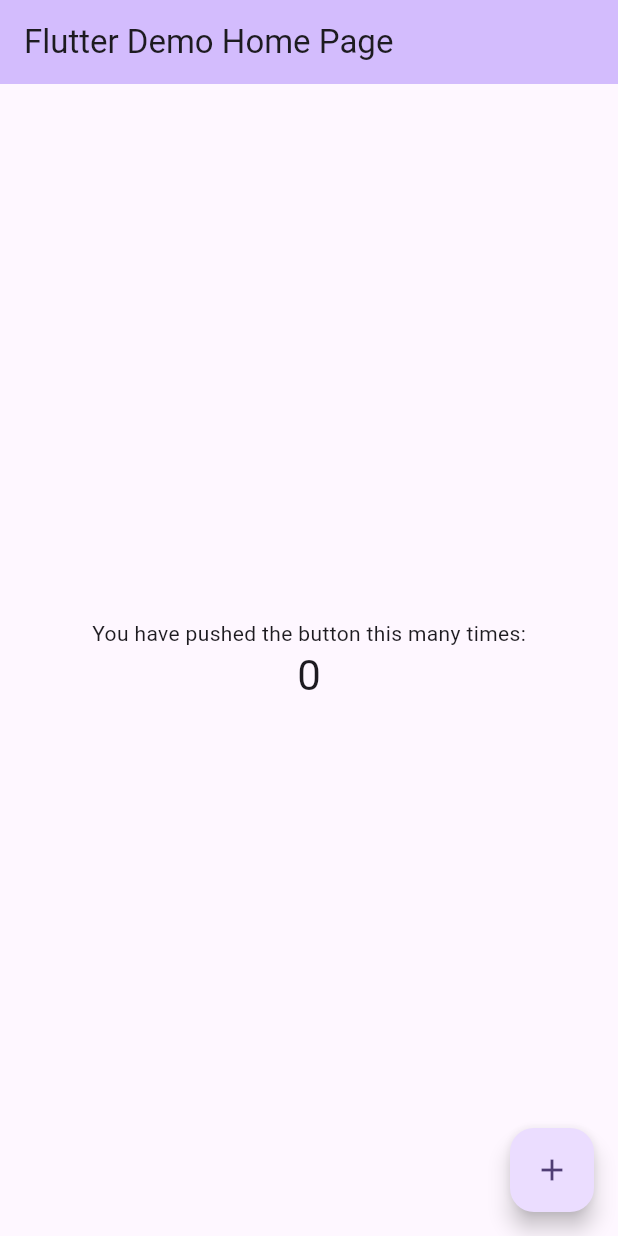
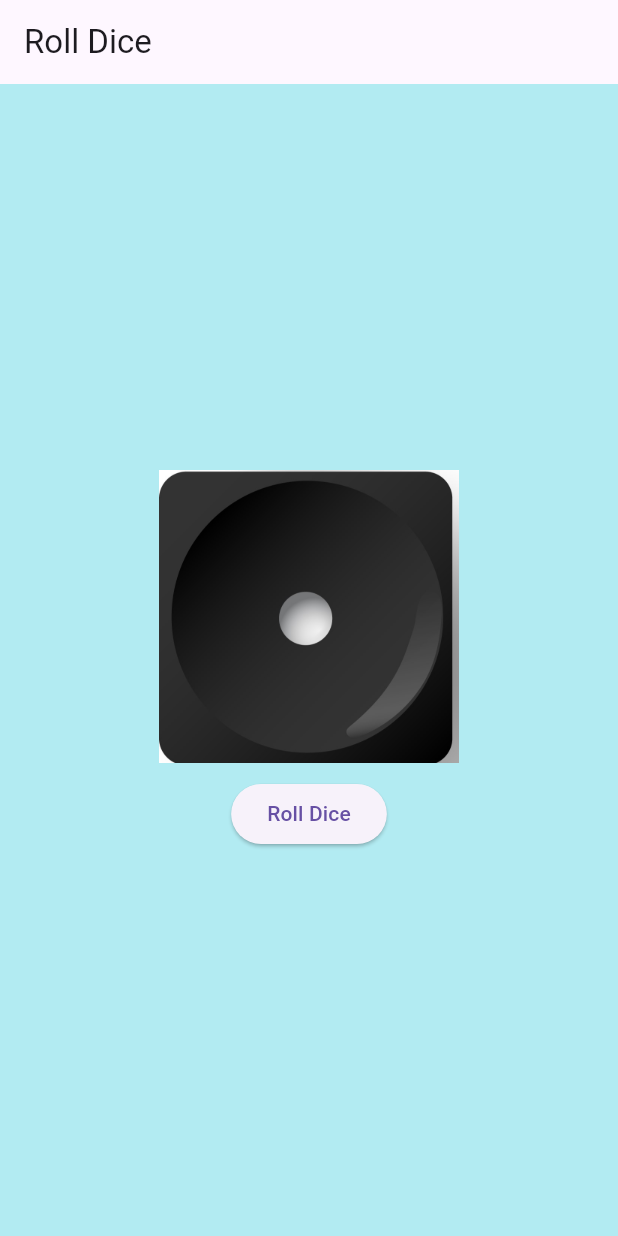
Before and after one commit to Dikshant005/roll_dice_app, a Flutter app: the screen it shows after launch, on a phone screen of 412 x 824 dp. Run offline on Flutter 3.47's test engine with Material 3 defaults, Android fonts, the phone set to English and light mode, and no system bars.

Commit message:
completed the app

```diff
--- a/flutter_app_1/lib/main.dart
+++ b/flutter_app_1/lib/main.dart
@@ -1,125 +1,50 @@
+import 'dart:math';
 import 'package:flutter/material.dart';
 
 void main() {
-  runApp(const MyApp());
+  runApp(const RollDice());
 }
 
-class MyApp extends StatelessWidget {
-  const MyApp({super.key});
+class RollDice extends StatefulWidget {
+  const RollDice({super.key});
 
-  // This widget is the root of your application.
   @override
-  Widget build(BuildContext context) {
-    return MaterialApp(
-      title: 'Flutter Demo',
-      theme: ThemeData(
-        // This is the theme of your application.
-        //
-        // TRY THIS: Try running your application with "flutter run". You'll see
-        // the application has a purple toolbar. Then, without quitting the app,
-        // try changing the seedColor in the colorScheme below to Colors.green
-        // and then invoke "hot reload" (save your changes or press the "hot
-        // reload" button in a Flutter-supported IDE, or press "r" if you used
-        // the command line to start the app).
-        //
-        // Notice that the counter didn't reset back to zero; the application
-        // state is not lost during the reload. To reset the state, use hot
-        // restart instead.
-        //
-        // This works for code too, not just values: Most code changes can be
-        // tested with just a hot reload.
-        colorScheme: ColorScheme.fromSeed(seedColor: Colors.deepPurple),
-        useMaterial3: true,
-      ),
-      home: const MyHomePage(title: 'Flutter Demo Home Page'),
-    );
-  }
+  State<RollDice> createState() => _RollDiceState();
 }
 
-class MyHomePage extends StatefulWidget {
-  const MyHomePage({super.key, required this.title});
+class _RollDiceState extends State<RollDice> {
+  int imageNumber = 1;
 
-  // This widget is the home page of your application. It is stateful, meaning
-  // that it has a State object (defined below) that contains fields that affect
-  // how it looks.
-
-  // This class is the configuration for the state. It holds the values (in this
-  // case the title) provided by the parent (in this case the App widget) and
-  // used by the build method of the State. Fields in a Widget subclass are
-  // always marked "final".
-
-  final String title;
-
-  @override
-  State<MyHomePage> createState() => _MyHomePageState();
-}
-
-class _MyHomePageState extends State<MyHomePage> {
-  int _counter = 0;
-
-  void _incrementCounter() {
+  void generateRandomNumber() {
     setState(() {
-      // This call to setState tells the Flutter framework that something has
-      // changed in this State, which causes it to rerun the build method below
-      // so that the display can reflect the updated values. If we changed
-      // _counter without calling setState(), then the build method would not be
-      // called again, and so nothing would appear to happen.
-      _counter++;
+      imageNumber = Random().nextInt(6) + 1; // Generate a random number between 1 and 6
     });
+    print(imageNumber);
   }
 
   @override
   Widget build(BuildContext context) {
-    // This method is rerun every time setState is called, for instance as done
-    // by the _incrementCounter method above.
-    //
-    // The Flutter framework has been optimized to make rerunning build methods
-    // fast, so that you can just rebuild anything that needs updating rather
-    // than having to individually change instances of widgets.
-    return Scaffold(
-      appBar: AppBar(
-        // TRY THIS: Try changing the color here to a specific color (to
-        // Colors.amber, perhaps?) and trigger a hot reload to see the AppBar
-        // change color while the other colors stay the same.
-        backgroundColor: Theme.of(context).colorScheme.inversePrimary,
-        // Here we take the value from the MyHomePage object that was created by
-        // the App.build method, and use it to set our appbar title.
-        title: Text(widget.title),
-      ),
-      body: Center(
-        // Center is a layout widget. It takes a single child and positions it
-        // in the middle of the parent.
-        child: Column(
-          // Column is also a layout widget. It takes a list of children and
-          // arranges them vertically. By default, it sizes itself to fit its
-          // children horizontally, and tries to be as tall as its parent.
-          //
-          // Column has various properties to control how it sizes itself and
-          // how it positions its children. Here we use mainAxisAlignment to
-          // center the children vertically; the main axis here is the vertical
-          // axis because Columns are vertical (the cross axis would be
-          // horizontal).
-          //
-          // TRY THIS: Invoke "debug painting" (choose the "Toggle Debug Paint"
-          // action in the IDE, or press "p" in the console), to see the
-          // wireframe for each widget.
-          mainAxisAlignment: MainAxisAlignment.center,
-          children: <Widget>[
-            const Text(
-              'You have pushed the button this many times:',
-            ),
-            Text(
-              '$_counter',
-              style: Theme.of(context).textTheme.headlineMedium,
-            ),
-          ],
+    return MaterialApp(
+      home: Scaffold(
+        backgroundColor: Colors.cyan[100],
+        appBar: AppBar(title: const Text('Roll Dice')),
+        body: Center(
+          child: Column(
+            mainAxisAlignment: MainAxisAlignment.center,
+            children: [
+              Image.asset(
+                'assets/images/dice_$imageNumber.jpg',
+                width: 200,
+              ),
+              const SizedBox(height: 10),
+              ElevatedButton(
+                onPressed: generateRandomNumber,
+                child: const Text('Roll Dice'),
+              ),
+            ],
+          ),
         ),
       ),
-      floatingActionButton: FloatingActionButton(
-        onPressed: _incrementCounter,
-        tooltip: 'Increment',
-        child: const Icon(Icons.add),
-      ), // This trailing comma makes auto-formatting nicer for build methods.
     );
   }
 }
--- a/flutter_app_1/pubspec.yaml
+++ b/flutter_app_1/pubspec.yaml
@@ -59,8 +59,8 @@ flutter:
   uses-material-design: true
 
   # To add assets to your application, add an assets section, like this:
-  # assets:
-  #   - images/a_dot_burr.jpeg
+  assets:
+    - assets/images/
   #   - images/a_dot_ham.jpeg
 
   # An image asset can refer to one or more resolution-specific "variants", see
```
Also changed, not shown: flutter_app_1/assets/images/dice_1.jpg (added), flutter_app_1/assets/images/dice_2.jpg (added), flutter_app_1/assets/images/dice_3.jpg (added), flutter_app_1/assets/images/dice_4.jpg (added), flutter_app_1/assets/images/dice_5.jpg (added), flutter_app_1/assets/images/dice_6.jpg (added).
